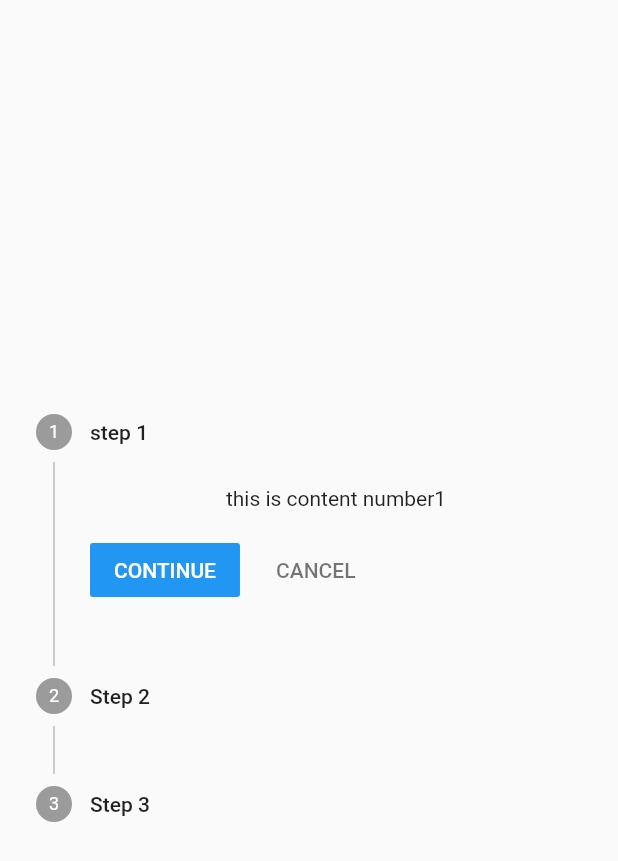
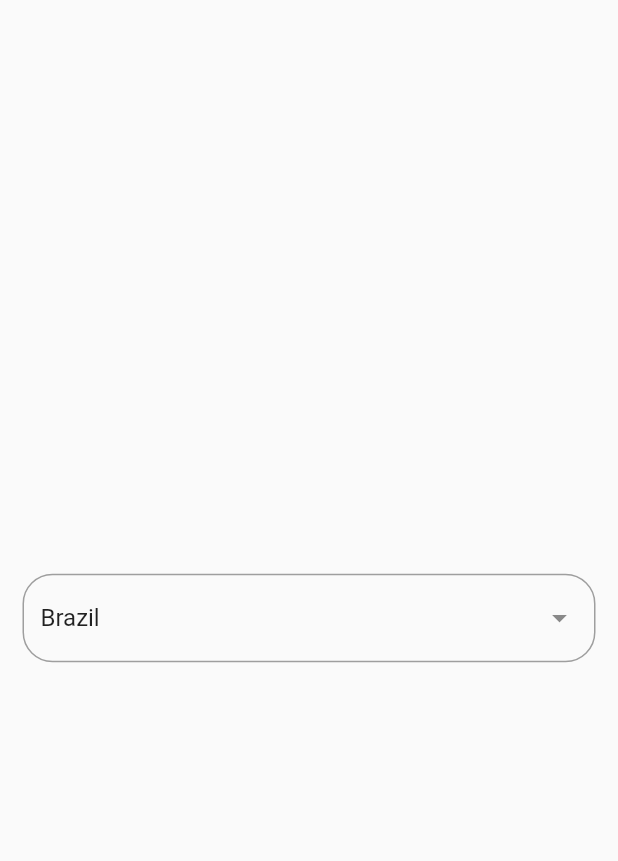
Before and after one commit to esmaeil-koohi/Widget, a Flutter app: the screen it shows after launch, on a phone screen of 412 x 824 dp. Shown: the top 861 px of the screen. Run offline on Flutter 3.47's test engine with Material 2 defaults, Android fonts, the phone set to English and light mode, and no system bars; drawn by our look-alikes of dropdown_search.

Commit message:
Dropdown serch

```diff
--- /dev/null
+++ b/lib/dropdown_search.dart
@@ -0,0 +1,57 @@
+import 'package:dropdown_search/dropdown_search.dart';
+import 'package:flutter/material.dart';
+
+class DropDownSearchPackage extends StatefulWidget {
+  const DropDownSearchPackage({Key? key}) : super(key: key);
+
+  @override
+  State<DropDownSearchPackage> createState() => _DropDownSearchPackageState();
+}
+
+class _DropDownSearchPackageState extends State<DropDownSearchPackage> {
+  @override
+  Widget build(BuildContext context) {
+    return Scaffold(
+      body: Center(
+        child: Padding(
+          padding: const EdgeInsets.all(15),
+          child: DropdownSearch<String>(
+             popupProps: PopupProps.menu(
+               showSelectedItems: true,
+               showSearchBox: true,
+               searchFieldProps: TextFieldProps(
+               decoration: InputDecoration(
+                 hintText: 'جستجو کشور',
+                 hintStyle: const TextStyle(color: Colors.grey),
+                 enabledBorder: OutlineInputBorder(
+                   borderSide: const BorderSide(color:  Colors.grey),
+                   borderRadius: BorderRadius.circular(20),
+                 ),
+                 border: OutlineInputBorder(
+                   borderSide: const BorderSide(color: Colors.grey),
+                   borderRadius: BorderRadius.circular(20),
+                 )
+               ),
+               ),
+             ),
+           items: const ['Brazil', 'Italia', 'Tunisia', 'Canada'],
+            onChanged: print,
+            selectedItem: 'Brazil',
+            dropdownDecoratorProps: DropDownDecoratorProps(
+              dropdownSearchDecoration: InputDecoration(
+                enabledBorder: OutlineInputBorder(
+                  borderSide: const BorderSide(color:  Colors.grey),
+                  borderRadius: BorderRadius.circular(20),
+                ),
+                border: OutlineInputBorder(
+                  borderSide: const BorderSide(color: Colors.grey),
+                  borderRadius: BorderRadius.circular(20),
+                ),
+              ),
+            ),
+          ),
+        )
+      ),
+    );
+  }
+}
--- a/lib/main.dart
+++ b/lib/main.dart
@@ -1,6 +1,8 @@
 import 'package:flutter/material.dart';
 import 'package:widget_need/steper_widget.dart';
 import 'package:widget_need/tab_bar_widget.dart';
+
+import 'dropdown_search.dart';
 
 void main() {
   runApp(const MyApp());
@@ -9,12 +11,12 @@ void main() {
 class MyApp extends StatelessWidget {
   const MyApp({super.key});
 
-  // This widget is the root of your application.
+
   @override
   Widget build(BuildContext context) {
     return const MaterialApp(
       debugShowCheckedModeBanner: false,
-      home: StepperWidget(),
+      home: DropDownSearchPackage(),
       // home: TabBarWidget(),
     );
   }
--- a/pubspec.yaml
+++ b/pubspec.yaml
@@ -35,6 +35,8 @@ dependencies:
   # The following adds the Cupertino Icons font to your application.
   # Use with the CupertinoIcons class for iOS style icons.
   cupertino_icons: ^1.0.2
+  dropdown_search: ^5.0.6
+
 
 dev_dependencies:
   flutter_test:
```
Also changed, not shown: pubspec.lock.
